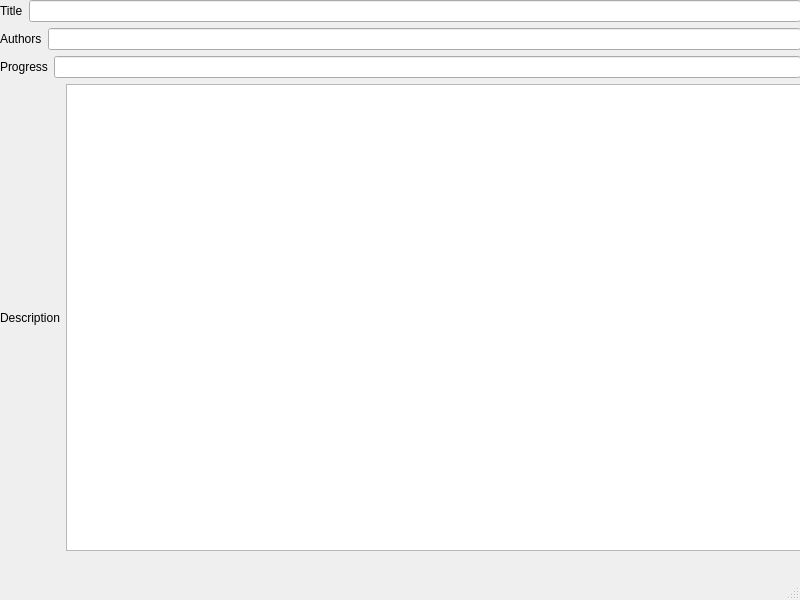
Qt form projet/modifyorcomposebook.ui (Kaputchino/projet_montpelier) before a commit.
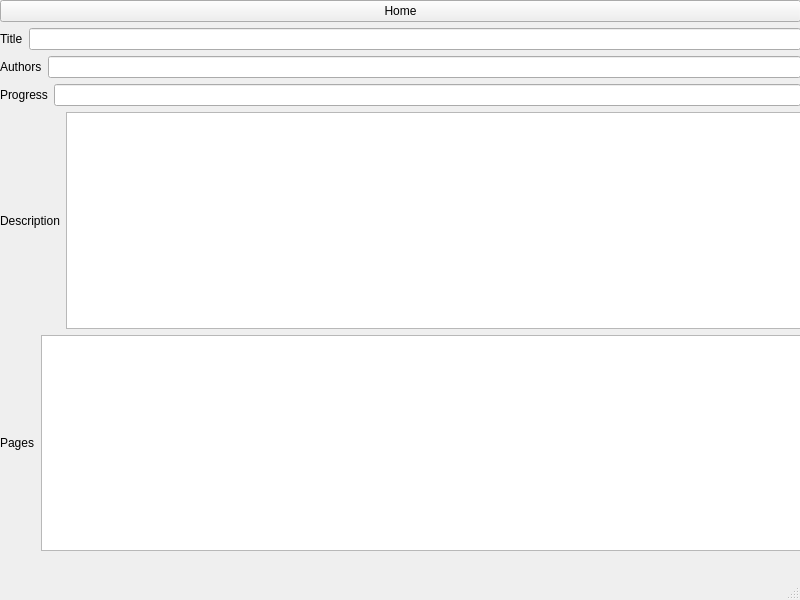
The same form after that commit.

```diff
--- a/projet/modifyorcomposebook.ui
+++ b/projet/modifyorcomposebook.ui
@@ -24,6 +24,13 @@
      </rect>
     </property>
     <layout class="QVBoxLayout" name="verticalLayout">
+     <item>
+      <widget class="QPushButton" name="homrbtn">
+       <property name="text">
+        <string>Home</string>
+       </property>
+      </widget>
+     </item>
      <item>
       <layout class="QHBoxLayout" name="horizontalLayout_3">
        <item>
@@ -81,7 +88,18 @@
       </layout>
      </item>
      <item>
-      <layout class="QVBoxLayout" name="listPages"/>
+      <layout class="QHBoxLayout" name="horizontalLayout_5">
+       <item>
+        <widget class="QLabel" name="label_2">
+         <property name="text">
+          <string>Pages</string>
+         </property>
+        </widget>
+       </item>
+       <item>
+        <widget class="QTextEdit" name="urlEdit"/>
+       </item>
+      </layout>
      </item>
     </layout>
    </widget>
```
